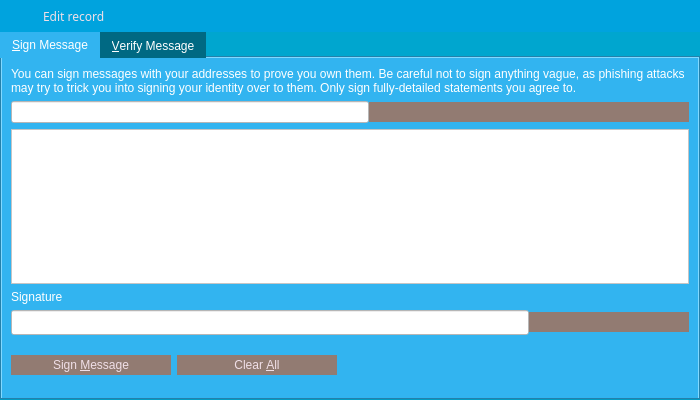
The window that src/qt/forms/signverifymessagedialog.ui (djtms/grumpycoin) describes before a commit, drawn with Qt 5.
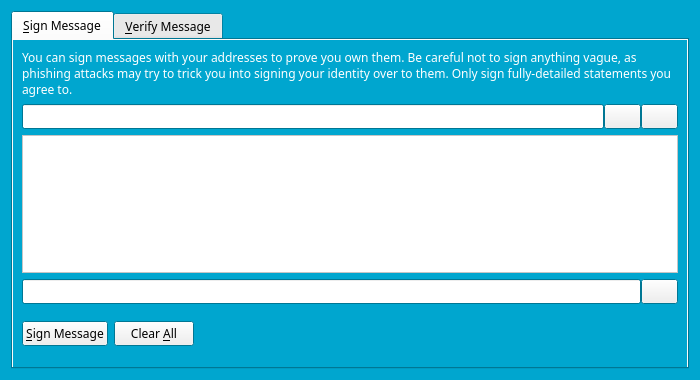
The same window after the commit. The open tabs and pages were chosen to show the change. Icons and pictures are not drawn. Custom widgets are drawn as their Qt base class.

The edit to the form file:
```diff
--- a/src/qt/forms/signverifymessagedialog.ui
+++ b/src/qt/forms/signverifymessagedialog.ui
@@ -7,228 +7,308 @@
     <x>0</x>
     <y>0</y>
     <width>700</width>
-    <height>400</height>
+    <height>380</height>
    </rect>
   </property>
+  <property name="palette">
+   <palette>
+    <active>
+     <colorrole role="WindowText">
+      <brush brushstyle="SolidPattern">
+       <color alpha="255">
+        <red>255</red>
+        <green>255</green>
+        <blue>255</blue>
+       </color>
+      </brush>
+     </colorrole>
+     <colorrole role="Base">
+      <brush brushstyle="SolidPattern">
+       <color alpha="255">
+        <red>255</red>
+        <green>255</green>
+        <blue>255</blue>
+       </color>
+      </brush>
+     </colorrole>
+     <colorrole role="Window">
+      <brush brushstyle="SolidPattern">
+       <color alpha="255">
+        <red>0</red>
+        <green>166</green>
+        <blue>207</blue>
+       </color>
+      </brush>
+     </colorrole>
+    </active>
+    <inactive>
+     <colorrole role="WindowText">
+      <brush brushstyle="SolidPattern">
+       <color alpha="255">
+        <red>255</red>
+        <green>255</green>
+        <blue>255</blue>
+       </color>
+      </brush>
+     </colorrole>
+     <colorrole role="Base">
+      <brush brushstyle="SolidPattern">
+       <color alpha="255">
+        <red>255</red>
+        <green>255</green>
+        <blue>255</blue>
+       </color>
+      </brush>
+     </colorrole>
+     <colorrole role="Window">
+      <brush brushstyle="SolidPattern">
+       <color alpha="255">
+        <red>0</red>
+        <green>166</green>
+        <blue>207</blue>
+       </color>
+      </brush>
+     </colorrole>
+    </inactive>
+    <disabled>
+     <colorrole role="WindowText">
+      <brush brushstyle="SolidPattern">
+       <color alpha="255">
+        <red>120</red>
+        <green>120</green>
+        <blue>120</blue>
+       </color>
+      </brush>
+     </colorrole>
+     <colorrole role="Base">
+      <brush brushstyle="SolidPattern">
+       <color alpha="255">
+        <red>0</red>
+        <green>166</green>
+        <blue>207</blue>
+       </color>
+      </brush>
+     </colorrole>
+     <colorrole role="Window">
+      <brush brushstyle="SolidPattern">
+       <color alpha="255">
+        <red>0</red>
+        <green>166</green>
+        <blue>207</blue>
+       </color>
+      </brush>
+     </colorrole>
+    </disabled>
+   </palette>
+  </property>
+  <property name="font">
+   <font>
+    <family>Finger Paint</family>
+   </font>
+  </property>
   <property name="windowTitle">
    <string>Signatures - Sign / Verify a Message</string>
   </property>
-  <property name="styleSheet">
-   <string notr="true">* {
-    font-family:&quot;Finger Paint&quot;;
-}
-QTabBar::tab{
-	color: #ffffff;
-	background-color: #006983;
-}
-QTabBar::tab:selected{
-	color: #ffffff;
-	background-color: #32b4f0;
-}
-
-QLabel {
-	color: #32b4f0;
-}
-QDialog {
-	background-color: rgb(0, 166, 207);
-}
-</string>
+  <property name="autoFillBackground">
+   <bool>true</bool>
   </property>
   <property name="modal">
    <bool>true</bool>
   </property>
   <layout class="QVBoxLayout" name="verticalLayout">
-   <property name="spacing">
-    <number>0</number>
-   </property>
-   <property name="leftMargin">
-    <number>0</number>
-   </property>
-   <property name="topMargin">
-    <number>0</number>
-   </property>
-   <property name="rightMargin">
-    <number>0</number>
-   </property>
-   <property name="bottomMargin">
-    <number>0</number>
-   </property>
-   <item>
-    <widget class="QWidget" name="wHeader" native="true">
-     <property name="minimumSize">
-      <size>
-       <width>0</width>
-       <height>32</height>
-      </size>
-     </property>
-     <property name="maximumSize">
-      <size>
-       <width>16777215</width>
-       <height>32</height>
-      </size>
-     </property>
-     <property name="styleSheet">
-      <string notr="true">#wHeader {
-	background-color: #00a3de;
-}</string>
-     </property>
-     <property name="is_header" stdset="0">
-      <bool>true</bool>
-     </property>
-     <layout class="QHBoxLayout" name="horizontalLayout_19">
-      <property name="leftMargin">
-       <number>0</number>
-      </property>
-      <property name="topMargin">
-       <number>0</number>
-      </property>
-      <property name="rightMargin">
-       <number>0</number>
-      </property>
-      <property name="bottomMargin">
-       <number>0</number>
-      </property>
-      <item>
-       <spacer name="horizontalSpacer_26">
-        <property name="orientation">
-         <enum>Qt::Horizontal</enum>
-        </property>
-        <property name="sizeType">
-         <enum>QSizePolicy::Fixed</enum>
-        </property>
-        <property name="sizeHint" stdset="0">
-         <size>
-          <width>7</width>
-          <height>20</height>
-         </size>
-        </property>
-       </spacer>
-      </item>
-      <item>
-       <widget class="QLabel" name="label_33">
-        <property name="sizePolicy">
-         <sizepolicy hsizetype="Preferred" vsizetype="Preferred">
-          <horstretch>0</horstretch>
-          <verstretch>0</verstretch>
-         </sizepolicy>
-        </property>
-        <property name="minimumSize">
-         <size>
-          <width>30</width>
-          <height>30</height>
-         </size>
-        </property>
-        <property name="maximumSize">
-         <size>
-          <width>30</width>
-          <height>30</height>
-         </size>
-        </property>
-        <property name="text">
-         <string/>
-        </property>
-        <property name="pixmap">
-         <pixmap resource="../res.qrc">:/res/edit_record_icon.png</pixmap>
-        </property>
-       </widget>
-      </item>
-      <item>
-       <widget class="QLabel" name="lbTitle">
-        <property name="font">
-         <font>
-          <family>Finger Paint</family>
-         </font>
-        </property>
-        <property name="styleSheet">
-         <string notr="true">QLabel {
-	color: #f0dfe7;
-}</string>
-        </property>
-        <property name="text">
-         <string>Edit record</string>
-        </property>
-       </widget>
-      </item>
-      <item>
-       <widget class="QPushButton" name="bClose">
-        <property name="minimumSize">
-         <size>
-          <width>30</width>
-          <height>30</height>
-         </size>
-        </property>
-        <property name="maximumSize">
-         <size>
-          <width>30</width>
-          <height>30</height>
-         </size>
-        </property>
-        <property name="styleSheet">
-         <string notr="true">QPushButton {	
-	image: url(:/res/close_normal.png);
-	border: 0px solid gray;
-}
-QPushButton:pressed:flat {
-	image: url(:/res/close_normal.png);
-}
-
-QPushButton:hover {
-	image: url(:/res/close_hover.png);
-}</string>
-        </property>
-        <property name="text">
-         <string notr="true"/>
-        </property>
-        <property name="flat">
-         <bool>true</bool>
-        </property>
-       </widget>
-      </item>
-     </layout>
-    </widget>
-   </item>
    <item>
     <widget class="QTabWidget" name="tabWidget">
+     <property name="palette">
+      <palette>
+       <active>
+        <colorrole role="WindowText">
+         <brush brushstyle="SolidPattern">
+          <color alpha="255">
+           <red>0</red>
+           <green>0</green>
+           <blue>0</blue>
+          </color>
+         </brush>
+        </colorrole>
+       </active>
+       <inactive>
+        <colorrole role="WindowText">
+         <brush brushstyle="SolidPattern">
+          <color alpha="255">
+           <red>0</red>
+           <green>0</green>
+           <blue>0</blue>
+          </color>
+         </brush>
+        </colorrole>
+       </inactive>
+       <disabled>
+        <colorrole role="WindowText">
+         <brush brushstyle="SolidPattern">
+          <color alpha="255">
+           <red>120</red>
+           <green>120</green>
+           <blue>120</blue>
+          </color>
+         </brush>
+        </colorrole>
+       </disabled>
+      </palette>
+     </property>
+     <property name="font">
+      <font>
+       <family>Finger Paint</family>
+      </font>
+     </property>
      <property name="autoFillBackground">
       <bool>false</bool>
      </property>
-     <property name="styleSheet">
-      <string notr="true">* {
-	color: #ffffff;
-	background-color: #32b4f0;
-}
-QLineEdit,QTextEdit,QPlainTextEdit,QDateTimeEdit,QValidatedLineEdit {
-	color: #000000;
-    background-color: #ffffff;
-}
-QPushButton {
-	background-color: #927b72;
-	color: #f0dfe7;
-	border: 0px solid gray;
-	max-height: 20px;
-	min-height: 20px;
-	max-width: 160px;
-	min-width: 160px;
-}
-
-QPushButton:hover {
-	background-color: #32b4f0;
-}
-
-QPushButton:pressed:flat {
-	background-color: #00a3de;
-}</string>
-     </property>
      <property name="currentIndex">
       <number>1</number>
      </property>
      <widget class="QWidget" name="tabSignMessage">
+      <property name="palette">
+       <palette>
+        <active>
+         <colorrole role="WindowText">
+          <brush brushstyle="SolidPattern">
+           <color alpha="255">
+            <red>255</red>
+            <green>255</green>
+            <blue>255</blue>
+           </color>
+          </brush>
+         </colorrole>
+         <colorrole role="Base">
+          <brush brushstyle="SolidPattern">
+           <color alpha="255">
+            <red>255</red>
+            <green>255</green>
+            <blue>255</blue>
+           </color>
+          </brush>
+         </colorrole>
+         <colorrole role="Window">
+          <brush brushstyle="SolidPattern">
+           <color alpha="255">
+            <red>0</red>
+            <green>166</green>
+            <blue>207</blue>
+           </color>
+          </brush>
+         </colorrole>
+        </active>
+        <inactive>
+         <colorrole role="WindowText">
+          <brush brushstyle="SolidPattern">
+           <color alpha="255">
+            <red>255</red>
+            <green>255</green>
+            <blue>255</blue>
+           </color>
+          </brush>
+         </colorrole>
+         <colorrole role="Base">
+          <brush brushstyle="SolidPattern">
+           <color alpha="255">
+            <red>255</red>
+            <green>255</green>
+            <blue>255</blue>
+           </color>
+          </brush>
+         </colorrole>
+         <colorrole role="Window">
+          <brush brushstyle="SolidPattern">
+           <color alpha="255">
+            <red>0</red>
+            <green>166</green>
+            <blue>207</blue>
+           </color>
+          </brush>
+         </colorrole>
+        </inactive>
+        <disabled>
+         <colorrole role="WindowText">
+          <brush brushstyle="SolidPattern">
+           <color alpha="255">
+            <red>120</red>
+            <green>120</green>
+            <blue>120</blue>
+           </color>
+          </brush>
+         </colorrole>
+         <colorrole role="Base">
+          <brush brushstyle="SolidPattern">
+           <color alpha="255">
+            <red>255</red>
+            <green>255</green>
+            <blue>255</blue>
+           </color>
+          </brush>
+         </colorrole>
+         <colorrole role="Window">
+          <brush brushstyle="SolidPattern">
+           <color alpha="255">
+            <red>0</red>
+            <green>166</green>
+            <blue>207</blue>
+           </color>
+          </brush>
+         </colorrole>
+        </disabled>
+       </palette>
+      </property>
+      <property name="font">
+       <font>
+        <family>Finger Paint</family>
+       </font>
+      </property>
+      <property name="autoFillBackground">
+       <bool>true</bool>
+      </property>
       <attribute name="title">
        <string>&amp;Sign Message</string>
       </attribute>
       <layout class="QVBoxLayout" name="verticalLayout_SM">
        <item>
         <widget class="QLabel" name="infoLabel_SM">
+         <property name="palette">
+          <palette>
+           <active>
+            <colorrole role="WindowText">
+             <brush brushstyle="SolidPattern">
+              <color alpha="255">
+               <red>255</red>
+               <green>255</green>
+               <blue>255</blue>
+              </color>
+             </brush>
+            </colorrole>
+           </active>
+           <inactive>
+            <colorrole role="WindowText">
+             <brush brushstyle="SolidPattern">
+              <color alpha="255">
+               <red>255</red>
+               <green>255</green>
+               <blue>255</blue>
+              </color>
+             </brush>
+            </colorrole>
+           </inactive>
+           <disabled>
+            <colorrole role="WindowText">
+             <brush brushstyle="SolidPattern">
+              <color alpha="255">
+               <red>127</red>
+               <green>127</green>
+               <blue>127</blue>
+              </color>
+             </brush>
+            </colorrole>
+           </disabled>
+          </palette>
+         </property>
          <property name="text">
           <string>You can sign messages with your addresses to prove you own them. Be careful not to sign anything vague, as phishing attacks may try to trick you into signing your identity over to them. Only sign fully-detailed statements you agree to.</string>
          </property>
@@ -299,21 +379,75 @@
        </item>
        <item>
         <widget class="QPlainTextEdit" name="messageIn_SM">
+         <property name="palette">
+          <palette>
+           <active>
+            <colorrole role="Base">
+             <brush brushstyle="SolidPattern">
+              <color alpha="255">
+               <red>255</red>
+               <green>255</green>
+               <blue>255</blue>
+              </color>
+             </brush>
+            </colorrole>
+            <colorrole role="Window">
+             <brush brushstyle="SolidPattern">
+              <color alpha="255">
+               <red>255</red>
+               <green>255</green>
+               <blue>255</blue>
+              </color>
+             </brush>
+            </colorrole>
+           </active>
+           <inactive>
+            <colorrole role="Base">
+             <brush brushstyle="SolidPattern">
+              <color alpha="255">
+               <red>255</red>
+               <green>255</green>
+               <blue>255</blue>
+              </color>
+             </brush>
+            </colorrole>
+            <colorrole role="Window">
+             <brush brushstyle="SolidPattern">
+              <color alpha="255">
+               <red>255</red>
+               <green>255</green>
+               <blue>255</blue>
+              </color>
+             </brush>
+            </colorrole>
+           </inactive>
+           <disabled>
+            <colorrole role="Base">
+             <brush brushstyle="SolidPattern">
+              <color alpha="255">
+               <red>255</red>
+               <green>255</green>
+               <blue>255</blue>
+              </color>
+             </brush>
+            </colorrole>
+            <colorrole role="Window">
+             <brush brushstyle="SolidPattern">
+              <color alpha="255">
+               <red>255</red>
+               <green>255</green>
+               <blue>255</blue>
+              </color>
+             </brush>
+            </colorrole>
+           </disabled>
+          </palette>
+         </property>
          <property name="toolTip">
           <string>Enter the message you want to sign here</string>
          </property>
         </widget>
        </item>
-       <item>
-        <widget class="QLabel" name="signatureLabel_SM">
-         <property name="text">
-          <string>Signature</string>
-         </property>
-         <property name="textFormat">
-          <enum>Qt::PlainText</enum>
-         </property>
-        </widget>
-       </item>
        <item>
         <layout class="QHBoxLayout" name="horizontalLayout_2_SM">
          <property name="spacing">
@@ -323,7 +457,7 @@
           <widget class="QLineEdit" name="signatureOut_SM">
            <property name="font">
             <font>
-             <family>Finger Paint</family>
+             <italic>true</italic>
             </font>
            </property>
            <property name="readOnly">
@@ -358,7 +492,7 @@
             <string>Sign the message to prove you own this GrumpyCoin address</string>
            </property>
            <property name="text">
-            <string>Sign &amp;Message</string>
+            <string>&amp;Sign Message</string>
            </property>
            <property name="icon">
             <iconset resource="../bitcoin.qrc">
@@ -403,7 +537,8 @@
           <widget class="QLabel" name="statusLabel_SM">
            <property name="font">
             <font>
-             <family>Finger Paint</family>
+             <weight>75</weight>
+             <bold>true</bold>
             </font>
            </property>
            <property name="text">
```
Left out of the diff: 157 changed lines with no effect on the pictures.
